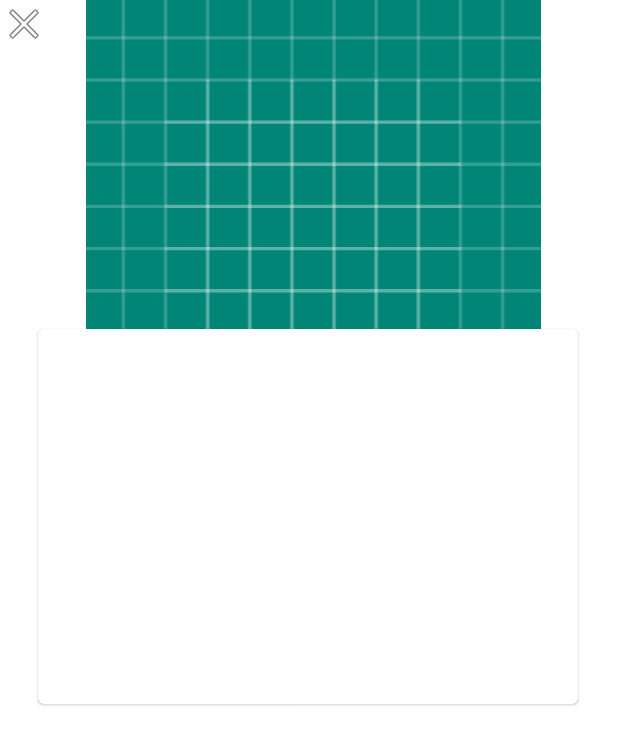
After one commit to luksurious/hci-sustainabilitycoach, an Android app: the layout activity_details_dialog.xml on its own in the app's theme, with its tools: preview values and no code run, on a phone screen of 412 x 824 dp. The commit adds this screen. Shown: the top 745 px of the screen. Run offline under Robolectric (Android 15) with nearby library versions, the phone set to English and light mode, and no system bars.

Commit message:
commit
commit

```diff
--- /dev/null
+++ b/app/src/main/java/eu/eitdigital/hcid/sustainabilitycoach/DetailsDialog.kt
@@ -0,0 +1,16 @@
+package eu.eitdigital.hcid.sustainabilitycoach
+
+import android.os.Bundle
+import androidx.appcompat.app.AppCompatActivity
+import androidx.fragment.app.DialogFragment
+import kotlinx.android.synthetic.main.activity_explore.*
+
+class DetailsDialog : DialogFragment(), AppCompatActivity(), ExploreFragmentInteractionListener {
+
+    override fun onCreate(savedInstanceState: Bundle?) {
+        super.onCreate(savedInstanceState)
+        setContentView(R.layout.activity_details_dialog)
+
+    }
+
+}
--- a/app/src/main/java/eu/eitdigital/hcid/sustainabilitycoach/ExploreActivity.kt
+++ b/app/src/main/java/eu/eitdigital/hcid/sustainabilitycoach/ExploreActivity.kt
@@ -8,8 +8,7 @@ import androidx.core.app.NavUtils
 import androidx.fragment.app.Fragment
 import kotlinx.android.synthetic.main.activity_explore.*
 
-class ExploreActivity : AppCompatActivity(),
-    ExploreFragmentInteractionListener {
+class ExploreActivity : AppCompatActivity(), ExploreFragmentInteractionListener {
 
     var filters: ExploreFilters = ExploreFilters("", "")
 
--- a/app/src/main/java/eu/eitdigital/hcid/sustainabilitycoach/ExploreResultsFragment.kt
+++ b/app/src/main/java/eu/eitdigital/hcid/sustainabilitycoach/ExploreResultsFragment.kt
@@ -39,6 +39,7 @@ class ExploreResultsFragment : Fragment() {
 
     override fun onViewCreated(view: View, savedInstanceState: Bundle?) {
         super.onViewCreated(view, savedInstanceState)
+
         buttonChangeFilters.setOnClickListener {
             listener?.goBackToCategorySelection(STEP)
         }
--- /dev/null
+++ b/app/src/main/res/layout/activity_details_dialog.xml
@@ -0,0 +1,30 @@
+<?xml version="1.0" encoding="utf-8"?>
+<androidx.constraintlayout.widget.ConstraintLayout xmlns:android="http://schemas.android.com/apk/res/android"
+    xmlns:app="http://schemas.android.com/apk/res-auto"
+    xmlns:tools="http://schemas.android.com/tools"
+    android:layout_width="match_parent"
+    android:layout_height="match_parent"
+    tools:context=".ExploreActivity">
+
+    <ImageView
+            android:layout_width="417dp"
+            android:layout_height="303dp" app:srcCompat="@drawable/ic_launcher_background"
+            android:id="@+id/imageBackground" tools:layout_editor_absoluteY="-2dp"
+            app:layout_constraintStart_toStartOf="parent"/>
+    <ImageView
+            android:layout_width="wrap_content"
+            android:layout_height="wrap_content" app:srcCompat="@android:drawable/ic_menu_close_clear_cancel"
+            android:id="@+id/imageClose" tools:layout_editor_absoluteY="16dp" tools:layout_editor_absoluteX="363dp"/>
+
+    <com.google.android.material.card.MaterialCardView
+            android:layout_width="360dp"
+            android:layout_height="250dp"
+            android:id="@+id/detailsCard" app:layout_constraintEnd_toEndOf="parent" android:layout_marginEnd="8dp"
+            app:layout_constraintStart_toStartOf="parent" android:layout_marginStart="8dp"
+            android:layout_marginTop="8dp" app:layout_constraintTop_toTopOf="@+id/imageBackground"
+            android:layout_marginBottom="8dp" app:layout_constraintBottom_toBottomOf="parent"
+            app:layout_constraintHorizontal_bias="0.485" app:layout_constraintVertical_bias="0.379">
+
+    </com.google.android.material.card.MaterialCardView>
+
+</androidx.constraintlayout.widget.ConstraintLayout>
```
